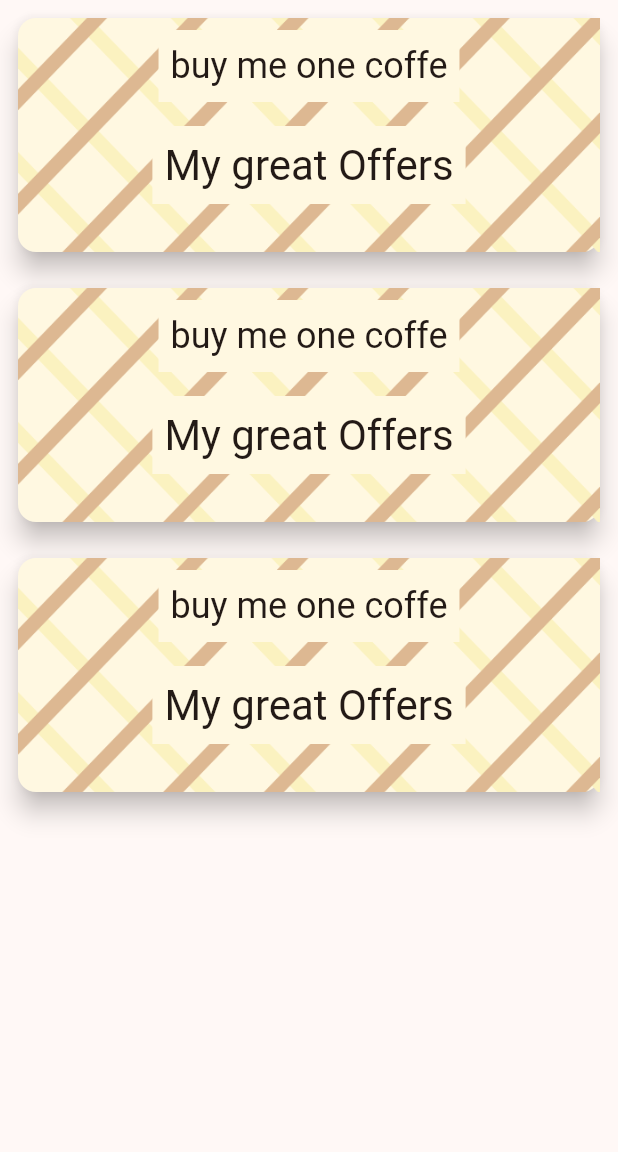
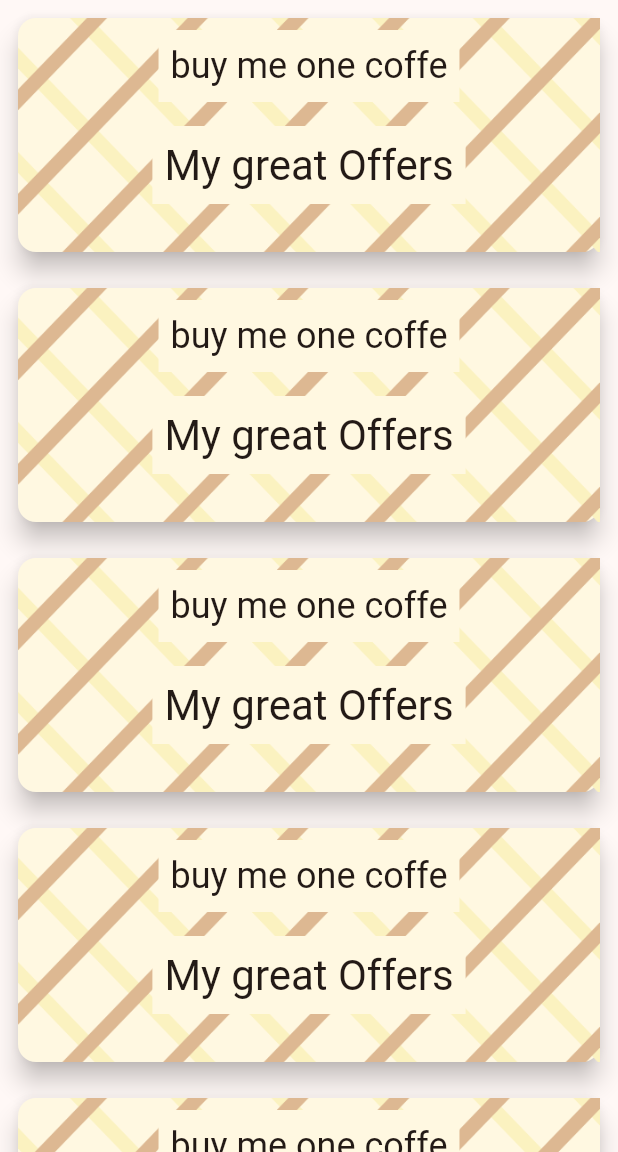
Before and after one commit to hanine007/Coffee_Shop, a Flutter app: the screen it shows after launch, on a phone screen of 412 x 824 dp, the part 84-1236 px from its top. Run offline on Flutter 3.47's test engine with Material 3 defaults, Android fonts, the phone set to English and light mode, and no system bars.

Commit message:
add the listview to scroll

```diff
--- a/lib/offerpages.dart
+++ b/lib/offerpages.dart
@@ -1,25 +1,18 @@
 import 'package:flutter/material.dart';
-import 'package:flutter/rendering.dart';
+//import 'package:flutter/rendering.dart';
 
 class Offerpages extends StatelessWidget {
   const Offerpages({super.key});
 
   @override
   Widget build(BuildContext context) {
-    return Column(
+    return ListView(
       children: [
-        const Offer(
-          title: "My great Offers",
-          description: "buy me one coffe",
-        ),
-        const Offer(
-          title: "My great Offers",
-          description: "buy me one coffe",
-        ),
-        const Offer(
-          title: "My great Offers",
-          description: "buy me one coffe",
-        ),
+        const Offer(title: "My great Offers", description: "buy me one coffe"),
+        const Offer(title: "My great Offers", description: "buy me one coffe"),
+        const Offer(title: "My great Offers", description: "buy me one coffe"),
+        const Offer(title: "My great Offers", description: "buy me one coffe"),
+        const Offer(title: "My great Offers", description: "buy me one coffe"),
       ],
     ); //retourn Offer avec title et description
   }
```
